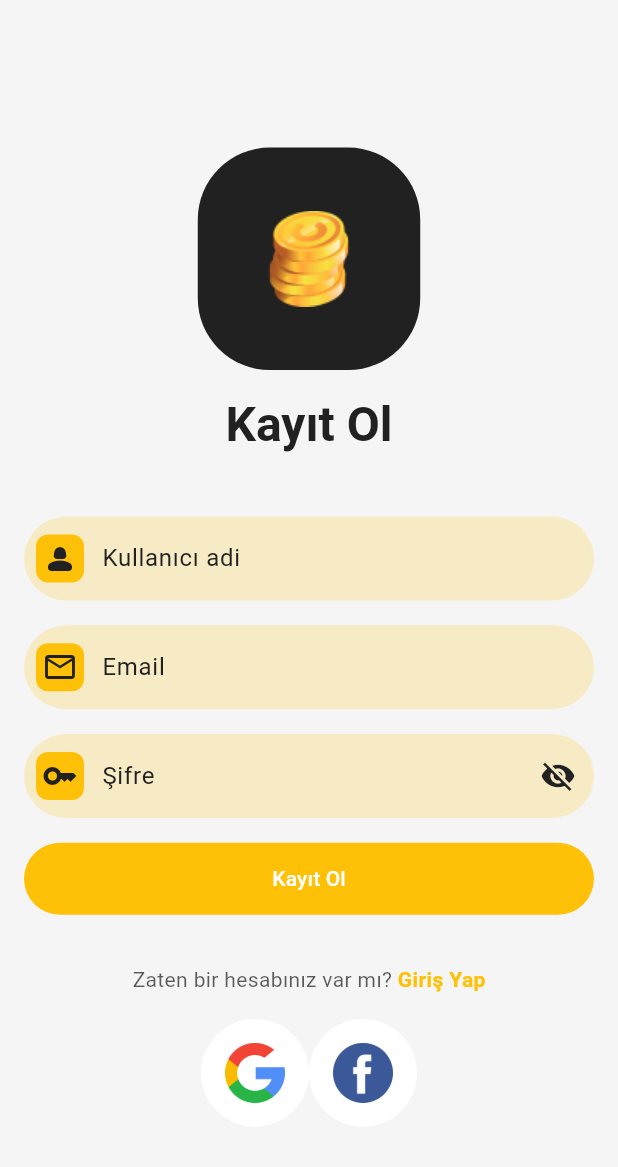
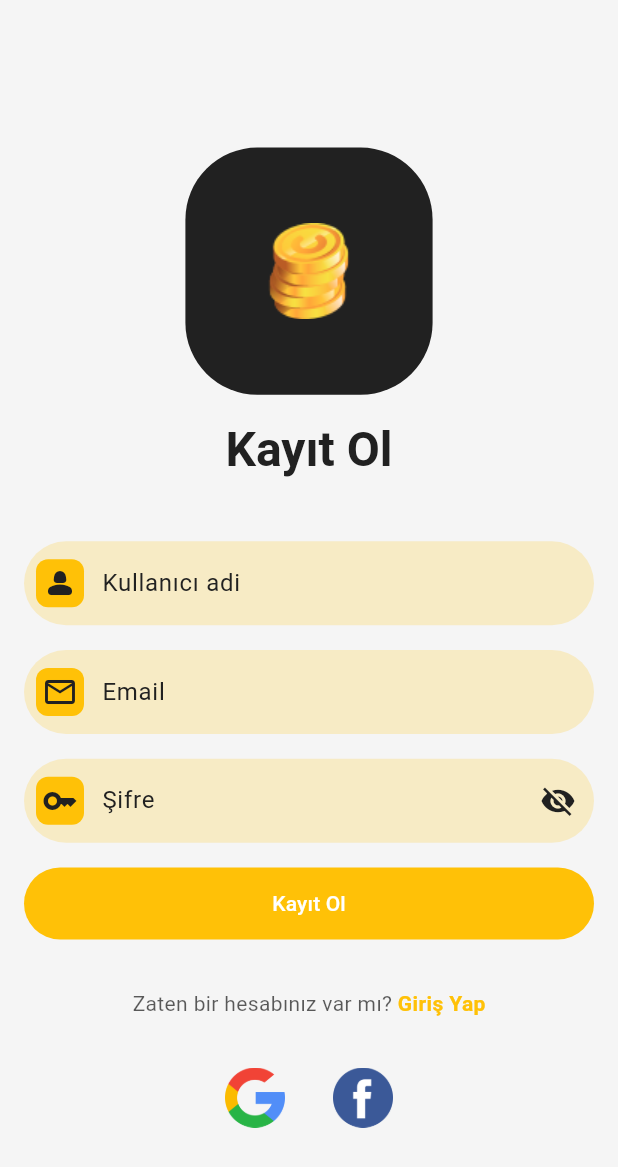
Before and after one commit to sinansuludag/Asset_Tracker, a Flutter app: the screen it shows after launch, after a tap on "Giriş Yap", after a tap on "Kayıt Ol", on a phone screen of 412 x 824 dp. Shown: the top 1167 px of the screen. Run offline on Flutter 3.47's test engine with Material 3 defaults, Android fonts, the phone set to English and light mode, and no system bars.

Commit message:
Ekran size değerleri ortak bir size sinifindan alindi.

```diff
--- a/lib/common/widgets/social_card.dart
+++ b/lib/common/widgets/social_card.dart
@@ -22,7 +22,7 @@ class SocialCard extends StatelessWidget {
         height: AppIconSize.socialIconsSize,
         width: AppIconSize.socialIconsSize,
         decoration: BoxDecoration(
-          color: colorSchema.onPrimary,
+          color: colorSchema.surface,
           shape: BoxShape.circle,
         ),
         child: icon,
--- /dev/null
+++ b/lib/core/constants/media_query_sizes/media_query_size.dart
@@ -0,0 +1,57 @@
+import 'package:flutter/material.dart';
+
+class MediaQuerySize {
+  late final BuildContext _buildContext;
+
+  MediaQuerySize(BuildContext context) {
+    _buildContext = context;
+  }
+
+  // Ekran genişliği
+  double get screenWidth => MediaQuery.of(_buildContext).size.width;
+
+  // Ekran yüksekliği
+  double get screenHeight => MediaQuery.of(_buildContext).size.height;
+
+  /// size-> %1
+  double get percent1Width => screenWidth * 0.01;
+
+  /// size-> %1
+  double get percent1Height => screenHeight * 0.01;
+
+  /// size-> %2
+  double get percent2Width => screenWidth * 0.02;
+
+  /// size-> %2
+  double get percent2Height => screenHeight * 0.02;
+
+  /// size-> %4
+  double get percent4Width => screenWidth * 0.04;
+
+  /// size-> %4
+  double get percent4Height => screenHeight * 0.04;
+
+  /// size-> %5
+  double get percent5Width => screenWidth * 0.05;
+
+  /// size-> %5
+  double get percent5Height => screenHeight * 0.05;
+
+  /// size-> %10
+  double get percent10Width => screenWidth * 0.10;
+
+  /// size-> %10
+  double get percent10Height => screenHeight * 0.10;
+
+  /// size-> %20
+  double get percent20Width => screenWidth * 0.20;
+
+  /// size-> %20
+  double get percent20Height => screenHeight * 0.20;
+
+  /// size-> %30
+  double get percent30Width => screenWidth * 0.30;
+
+  /// size-> %30
+  double get percent30Height => screenHeight * 0.30;
+}
--- a/lib/features/auth/extractwidgets/coin_container_asset.dart
+++ b/lib/features/auth/extractwidgets/coin_container_asset.dart
@@ -1,14 +1,15 @@
 import 'package:asset_tracker/core/constants/border_radius/border_radius.dart';
+import 'package:asset_tracker/core/constants/media_query_sizes/media_query_size.dart';
 import 'package:asset_tracker/core/extensions/assets_path_extension.dart';
 import 'package:flutter/material.dart';
 
-Widget coinContainerAsset(ColorScheme colorScheme, double height) {
+Widget coinContainerAsset(ColorScheme colorScheme, BuildContext context) {
   return Container(
     decoration: BoxDecoration(
       borderRadius: AppBorderRadius.highBorderRadius,
       color: colorScheme.onSurface,
     ),
-    height: height * 0.18,
+    height: MediaQuerySize(context).percent20Height,
     child: Image.asset('coin'.png),
   );
 }
--- a/lib/features/auth/presentation/login_screen.dart
+++ b/lib/features/auth/presentation/login_screen.dart
@@ -1,3 +1,4 @@
+import 'package:asset_tracker/core/constants/media_query_sizes/media_query_size.dart';
 import 'package:asset_tracker/core/constants/paddings/paddings.dart';
 import 'package:asset_tracker/core/constants/strings/locale/tr_strings.dart';
 import 'package:asset_tracker/core/routing/route_names.dart';
@@ -26,7 +27,6 @@ class _LoginScreenState extends State<LoginScreen> {
   Widget build(BuildContext context) {
     final colorScheme = Theme.of(context).colorScheme;
     final textTheme = Theme.of(context).textTheme;
-    final height = MediaQuery.of(context).size.height;
 
     return Scaffold(
       backgroundColor: colorScheme.surface,
@@ -38,58 +38,71 @@ class _LoginScreenState extends State<LoginScreen> {
             child: Column(
               mainAxisAlignment: MainAxisAlignment.center,
               children: <Widget>[
-                SizedBox(height: height * 0.1),
-                coinContainerAsset(colorScheme, height),
-                SizedBox(height: height * 0.02),
-                Text(
-                  TrStrings.signIn,
-                  style: textTheme.headlineLarge
-                      ?.copyWith(color: colorScheme.primary),
-                ),
-                SizedBox(height: height * 0.05),
+                buildSizedBox(context, MediaQuerySize(context).percent10Height),
+                coinContainerAsset(colorScheme, context),
+                buildSizedBox(context, MediaQuerySize(context).percent2Height),
+                signInTextTitle(textTheme, colorScheme),
+                buildSizedBox(context, MediaQuerySize(context).percent5Height),
                 customEmailTextFormFeild(EmailValidator.validate, (value) {
                   email = value ?? '';
                 }),
-                SizedBox(height: height * 0.02),
+                buildSizedBox(context, MediaQuerySize(context).percent2Height),
                 customPasswordTextFormField(PasswordValidator.passwordValidate,
                     (value) {
                   password = value ?? '';
                 }),
-                SizedBox(height: height * 0.02),
-                ElevatedButton(
-                  onPressed: () {
-                    if (_formKey.currentState!.validate()) {
-                      _formKey.currentState!.save();
-                      _formKey.currentState!.reset();
-                      print("Giriş yapıldı");
-                      print(' email :$email password: $password');
-                    }
-                  },
-                  style: ElevatedButton.styleFrom(
-                    elevation: 0,
-                    backgroundColor: colorScheme.secondary,
-                    foregroundColor: Colors.white,
-                    minimumSize: const Size(double.infinity, 48),
-                    shape: const StadiumBorder(),
-                  ),
-                  child: const Text(TrStrings.signIn),
-                ),
-                SizedBox(height: height * 0.02),
+                buildSizedBox(context, MediaQuerySize(context).percent2Height),
+                customelevatedButton(colorScheme),
+                buildSizedBox(context, MediaQuerySize(context).percent2Height),
                 _textButton(context),
-                SizedBox(height: height * 0.02),
+                buildSizedBox(context, MediaQuerySize(context).percent2Height),
                 signInAndUpRow(
                     context,
                     colorScheme,
                     TrStrings.textForGoToRegister,
                     TrStrings.signUp,
                     RouteNames.register),
-                SizedBox(height: height * 0.02),
+                buildSizedBox(context, MediaQuerySize(context).percent2Height),
                 socialCardsRow(),
               ],
             ),
           ),
         ),
       ),
+    );
+  }
+
+  Text signInTextTitle(TextTheme textTheme, ColorScheme colorScheme) {
+    return Text(
+      TrStrings.signIn,
+      style: textTheme.headlineLarge?.copyWith(color: colorScheme.primary),
+    );
+  }
+
+  ElevatedButton customelevatedButton(ColorScheme colorScheme) {
+    return ElevatedButton(
+      onPressed: () {
+        if (_formKey.currentState!.validate()) {
+          _formKey.currentState!.save();
+          _formKey.currentState!.reset();
+          print("Giriş yapıldı");
+          print(' email :$email password: $password');
+        }
+      },
+      style: ElevatedButton.styleFrom(
+        elevation: 0,
+        backgroundColor: colorScheme.secondary,
+        foregroundColor: colorScheme.onPrimary,
+        minimumSize: const Size(double.infinity, 48),
+        shape: const StadiumBorder(),
+      ),
+      child: const Text(TrStrings.signIn),
+    );
+  }
+
+  SizedBox buildSizedBox(BuildContext context, double height) {
+    return SizedBox(
+      height: height,
     );
   }
 
--- a/lib/features/auth/presentation/register_screen.dart
+++ b/lib/features/auth/presentation/register_screen.dart
@@ -1,3 +1,4 @@
+import 'package:asset_tracker/core/constants/media_query_sizes/media_query_size.dart';
 import 'package:asset_tracker/core/constants/paddings/paddings.dart';
 import 'package:asset_tracker/core/constants/strings/locale/tr_strings.dart';
 import 'package:asset_tracker/core/routing/route_names.dart';
@@ -29,8 +30,6 @@ class _RegisterScreenState extends State<RegisterScreen> {
   Widget build(BuildContext context) {
     final colorScheme = Theme.of(context).colorScheme;
     final textTheme = Theme.of(context).textTheme;
-    final width = MediaQuery.of(context).size.width;
-    final height = MediaQuery.of(context).size.height;
     return Scaffold(
       backgroundColor: colorScheme.surface,
       body: Padding(
@@ -41,58 +40,54 @@ class _RegisterScreenState extends State<RegisterScreen> {
             child: Column(
               mainAxisAlignment: MainAxisAlignment.center,
               children: <Widget>[
-                SizedBox(
-                  height: height * 0.1,
+                buildSizedBox(
+                  context,
+                  MediaQuerySize(context).percent10Height,
                 ),
-                coinContainerAsset(colorScheme, height),
-                SizedBox(
-                  height: height * 0.02,
+                coinContainerAsset(colorScheme, context),
+                buildSizedBox(
+                  context,
+                  MediaQuerySize(context).percent2Height,
                 ),
-                Text(
-                  TrStrings.signUp,
-                  style: textTheme.headlineLarge
-                      ?.copyWith(color: colorScheme.primary),
-                ),
-                SizedBox(
-                  height: height * 0.05,
+                signUpTextTitle(textTheme, colorScheme),
+                buildSizedBox(
+                  context,
+                  MediaQuerySize(context).percent5Height,
                 ),
                 customUsernameTextFormField(UsernameValidator.usernameValidate,
                     (value) {
                   username = value ?? '';
                 }),
-                SizedBox(height: height * 0.02),
+                buildSizedBox(
+                  context,
+                  MediaQuerySize(context).percent2Height,
+                ),
                 customEmailTextFormFeild(EmailValidator.validate, (value) {
                   email = value ?? '';
                 }),
-                SizedBox(height: height * 0.02),
+                buildSizedBox(
+                  context,
+                  MediaQuerySize(context).percent2Height,
+                ),
                 customPasswordTextFormField(PasswordValidator.passwordValidate,
                     (value) {
                   password = value ?? '';
                 }),
-                SizedBox(height: height * 0.02),
-                ElevatedButton(
-                  onPressed: () {
-                    if (_formKey.currentState!.validate()) {
-                      _formKey.currentState!.save();
-                      _formKey.currentState!.reset();
-                      print("Giriş yapıldı");
-                      print(
-                          ' email :$email password: $password username: $username');
-                    }
-                  },
-                  style: ElevatedButton.styleFrom(
-                    elevation: 0,
-                    backgroundColor: colorScheme.secondary,
-                    foregroundColor: Colors.white,
-                    minimumSize: const Size(double.infinity, 48),
-                    shape: const StadiumBorder(),
-                  ),
-                  child: const Text(TrStrings.signUp),
+                buildSizedBox(
+                  context,
+                  MediaQuerySize(context).percent2Height,
                 ),
-                SizedBox(height: height * 0.04),
+                customElevatedButton(colorScheme),
+                buildSizedBox(
+                  context,
+                  MediaQuerySize(context).percent4Height,
+                ),
                 signInAndUpRow(context, colorScheme, TrStrings.textForGoToLogin,
                     TrStrings.signIn, RouteNames.login),
-                SizedBox(height: height * 0.02),
+                buildSizedBox(
+                  context,
+                  MediaQuerySize(context).percent2Height,
+                ),
                 socialCardsRow(),
               ],
             ),
@@ -101,4 +96,36 @@ class _RegisterScreenState extends State<RegisterScreen> {
       ),
     );
   }
+
+  Text signUpTextTitle(TextTheme textTheme, ColorScheme colorScheme) {
+    return Text(
+      TrStrings.signUp,
+      style: textTheme.headlineLarge?.copyWith(color: colorScheme.primary),
+    );
+  }
+
+  ElevatedButton customElevatedButton(ColorScheme colorScheme) {
+    return ElevatedButton(
+      onPressed: () {
+        if (_formKey.currentState!.validate()) {
+          _formKey.currentState!.save();
+          _formKey.currentState!.reset();
+          print("Giriş yapıldı");
+          print(' email :$email password: $password username: $username');
+        }
+      },
+      style: ElevatedButton.styleFrom(
+        elevation: 0,
+        backgroundColor: colorScheme.secondary,
+        foregroundColor: colorScheme.onPrimary,
+        minimumSize: const Size(double.infinity, 48),
+        shape: const StadiumBorder(),
+      ),
+      child: const Text(TrStrings.signUp),
+    );
+  }
+
+  SizedBox buildSizedBox(BuildContext context, double height) {
+    return SizedBox(height: height);
+  }
 }
--- a/lib/features/splash/splash_screen.dart
+++ b/lib/features/splash/splash_screen.dart
@@ -1,3 +1,4 @@
+import 'package:asset_tracker/core/constants/media_query_sizes/media_query_size.dart';
 import 'package:asset_tracker/core/constants/paddings/paddings.dart';
 import 'package:asset_tracker/core/constants/strings/locale/tr_strings.dart';
 import 'package:asset_tracker/core/extensions/assets_path_extension.dart';
@@ -103,13 +104,13 @@ class _SplashScreenState extends State<SplashScreen>
           padding: AppPaddings.defaultPadding,
           child: Column(
             children: [
-              SizedBox(height: MediaQuery.of(context).size.height * 0.2),
+              SizedBox(height: MediaQuerySize(context).percent20Height),
 
               // Görselin opacity ve slide animasyonlarını ekliyoruz
               buildFadeTransition(context),
 
               SizedBox(
-                height: MediaQuery.of(context).size.height * 0.05,
+                height: MediaQuerySize(context).percent5Height,
               ),
 
               // Animasyonlu metin
@@ -171,7 +172,7 @@ class _SplashScreenState extends State<SplashScreen>
       child: SlideTransition(
         position: _imageSlideAnimation,
         child: Container(
-          height: MediaQuery.of(context).size.height * 0.3,
+          height: MediaQuerySize(context).percent30Height,
           child: Image.asset(
             'earnings'.png,
           ),
```
